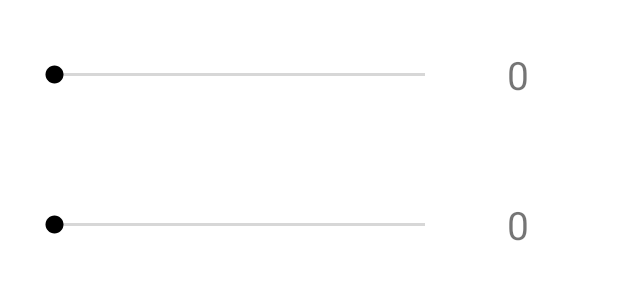
After one commit to Scrip00/Numble, an Android app: the layout dialog_new_game.xml on its own in the app's theme, with its tools: preview values and no code run, on a phone screen of 412 x 824 dp. The commit adds this screen. Shown: the top 300 px of the screen. Run offline under Robolectric (Android 15) with nearby library versions, the phone set to English and light mode, and no system bars.

Commit message:
Added MainMenu activity and new dialog screen

```diff
--- a/app/src/main/AndroidManifest.xml
+++ b/app/src/main/AndroidManifest.xml
@@ -10,10 +10,14 @@
         android:supportsRtl="true"
         android:theme="@style/Theme.Numble">
         <activity
+            android:name=".MainMenu"
+            android:exported="false" />
+        <activity
             android:name=".StartSplashScreen"
             android:exported="true">
             <intent-filter>
                 <action android:name="android.intent.action.MAIN" />
+
                 <category android:name="android.intent.category.LAUNCHER" />
             </intent-filter>
         </activity>
--- a/app/src/main/java/com/Scrip0/numble/StartSplashScreen.java
+++ b/app/src/main/java/com/Scrip0/numble/StartSplashScreen.java
@@ -14,7 +14,7 @@ public class StartSplashScreen extends Activity {
         int secondsDelayed = 1;
         new Handler().postDelayed(new Runnable() {
                 public void run() {
-                        startActivity(new Intent(StartSplashScreen.this, MainActivity.class));
+                        startActivity(new Intent(StartSplashScreen.this, MainMenu.class));
                         overridePendingTransition(R.anim.fade_out, R.anim.fade_in);
                         finish();
                 }
--- /dev/null
+++ b/app/src/main/res/layout/dialog_new_game.xml
@@ -0,0 +1,58 @@
+<?xml version="1.0" encoding="utf-8"?>
+<RelativeLayout xmlns:android="http://schemas.android.com/apk/res/android"
+    xmlns:app="http://schemas.android.com/apk/res-auto"
+    xmlns:tools="http://schemas.android.com/tools"
+    android:layout_width="match_parent"
+    android:layout_height="match_parent">
+
+    <LinearLayout
+        android:layout_width="match_parent"
+        android:layout_height="wrap_content"
+        android:orientation="vertical">
+
+        <LinearLayout
+            android:layout_width="match_parent"
+            android:layout_height="match_parent"
+            android:orientation="horizontal"
+            android:padding="20dp">
+
+            <SeekBar
+                android:id="@+id/seekBarLength"
+                android:layout_width="match_parent"
+                android:layout_height="60dp"
+                android:layout_weight="1" />
+
+            <TextView
+                android:id="@+id/textViewSeekbarLength"
+                android:layout_width="match_parent"
+                android:layout_height="60dp"
+                android:layout_weight="3"
+                android:gravity="center"
+                android:text="0"
+                android:textSize="26sp" />
+        </LinearLayout>
+
+        <LinearLayout
+            android:layout_width="match_parent"
+            android:layout_height="wrap_content"
+            android:orientation="horizontal"
+            android:padding="20dp">
+
+            <SeekBar
+                android:id="@+id/seekBarNumtries"
+                android:layout_width="match_parent"
+                android:layout_height="60dp"
+                android:layout_weight="1" />
+
+            <TextView
+                android:id="@+id/textViewSeekbarNumtries"
+                android:layout_width="match_parent"
+                android:layout_height="60dp"
+                android:layout_weight="3"
+                android:gravity="center"
+                android:text="0"
+                android:textSize="26sp" />
+        </LinearLayout>
+    </LinearLayout>
+
+</RelativeLayout>
```
Also changed, not shown: app/src/main/java/com/Scrip0/numble/MainMenu.java (added, +26 -0 lines), app/src/main/java/com/Scrip0/numble/StartNewGameDialog.java (added, +66 -0 lines), app/src/main/res/layout/activity_main_menu.xml (added, +36 -0 lines).
